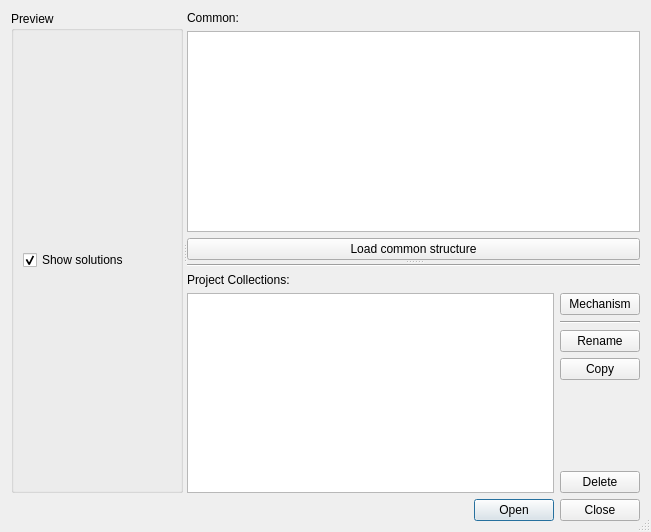
This is pyslvs_ui/synthesis/collections/dialogs/collections.ui in KmolYuan/Pyslvs-UI as Qt 5 draws it before an edit. The edited form follows.
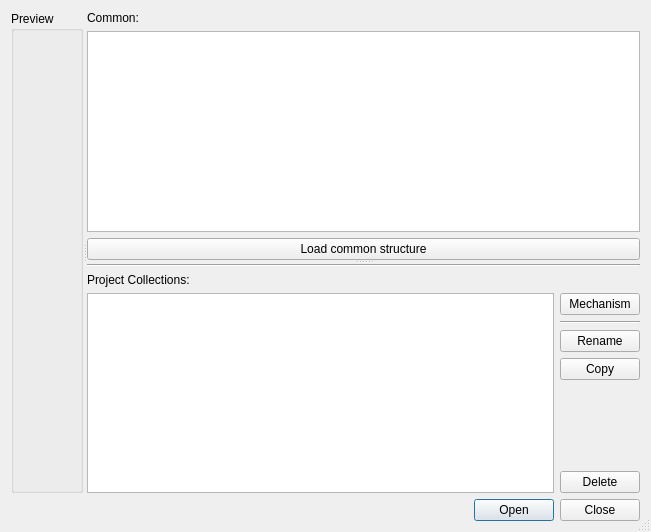
This is the edited form. Icons and pictures are not drawn.

```diff
--- a/pyslvs_ui/synthesis/collections/dialogs/collections.ui
+++ b/pyslvs_ui/synthesis/collections/dialogs/collections.ui
@@ -33,18 +33,7 @@
       <property name="title">
        <string>Preview</string>
       </property>
-      <layout class="QVBoxLayout" name="preview_layout">
-       <item>
-        <widget class="QCheckBox" name="show_solutions">
-         <property name="text">
-          <string>Show solutions</string>
-         </property>
-         <property name="checked">
-          <bool>true</bool>
-         </property>
-        </widget>
-       </item>
-      </layout>
+      <layout class="QVBoxLayout" name="preview_layout"/>
      </widget>
      <widget class="QSplitter" name="sub_splitter">
       <property name="orientation">
```
